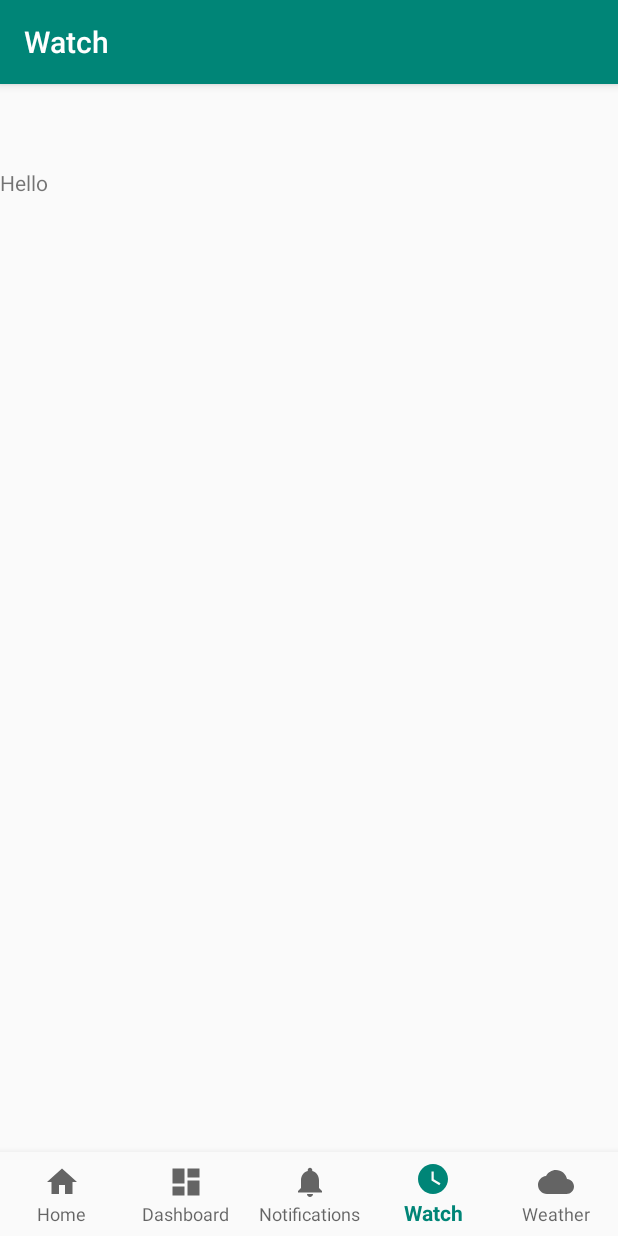
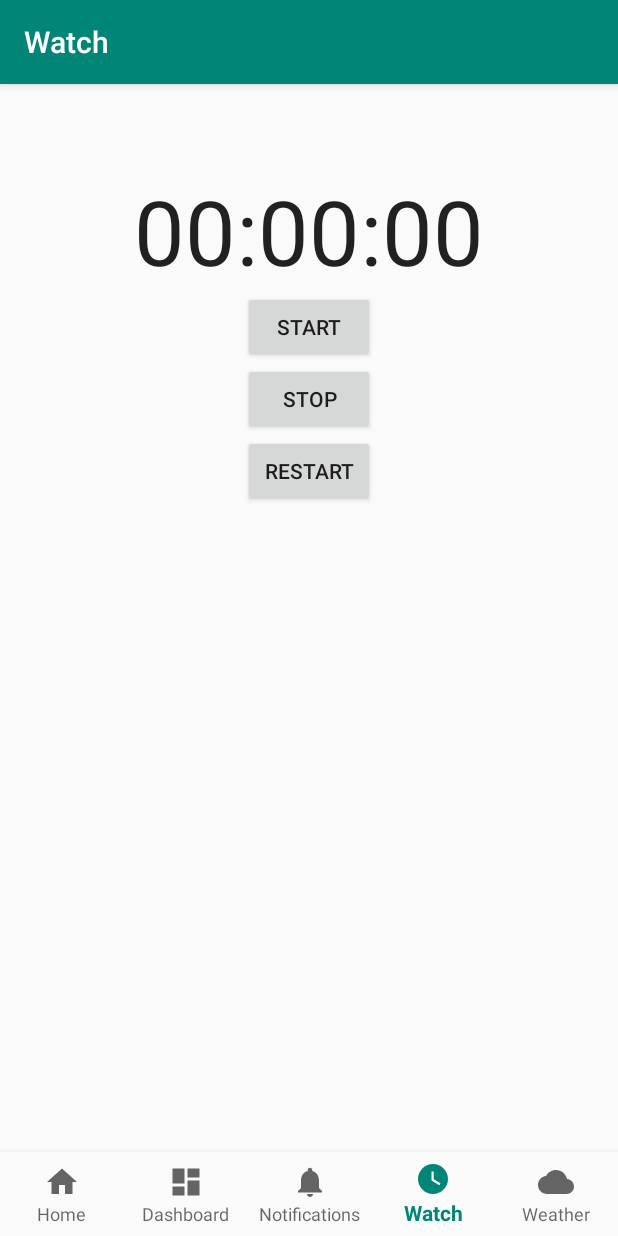
Before and after one commit to Gradendripar/FinalProject, an Android app: the WatchFragment screen opened through its navigation route, on a phone screen of 412 x 824 dp. Run offline under Robolectric (Android 15) with nearby library versions, the phone set to English and light mode, and no system bars; our stand-ins replace navigation-ui.

Commit message:
第一个App整合

```diff
--- a/app/src/main/java/com/example/finalproject/ui/watch/WatchFragment.kt
+++ b/app/src/main/java/com/example/finalproject/ui/watch/WatchFragment.kt
@@ -6,8 +6,10 @@ import androidx.fragment.app.Fragment
 import android.view.LayoutInflater
 import android.view.View
 import android.view.ViewGroup
+import androidx.lifecycle.Observer
 
 import com.example.finalproject.R
+import kotlinx.android.synthetic.main.fragment_watch.*
 
 class WatchFragment : Fragment() {
 
@@ -27,7 +29,24 @@ class WatchFragment : Fragment() {
     override fun onActivityCreated(savedInstanceState: Bundle?) {
         super.onActivityCreated(savedInstanceState)
         viewModel = ViewModelProviders.of(this).get(WatchViewModel::class.java)
-        // TODO: Use the ViewModel
+        viewModel.seconds.observe(this, Observer {
+            val hours = it / 3600
+            val minutes = (it % 3600) / 60
+            val secs = it % 60
+            textView_time.text = String.format("%02d:%02d:%02d", hours, minutes, secs)
+        })
+
+        button_start.setOnClickListener {
+            viewModel.start()
+        }
+
+        button_start.setOnClickListener {
+            viewModel.stop()
+        }
+
+        button_start.setOnClickListener {
+            viewModel.restart()
+        }
     }
 
 }
--- a/app/src/main/java/com/example/finalproject/ui/watch/WatchViewModel.kt
+++ b/app/src/main/java/com/example/finalproject/ui/watch/WatchViewModel.kt
@@ -1,7 +1,41 @@
 package com.example.finalproject.ui.watch
 
+import android.os.Handler
+import androidx.lifecycle.LiveData
+import androidx.lifecycle.MutableLiveData
 import androidx.lifecycle.ViewModel
 
 class WatchViewModel : ViewModel() {
-    // TODO: Implement the ViewModel
+    private var _seconds: MutableLiveData<Int> = MutableLiveData()
+    private var running = false
+    val seconds: LiveData<Int> = _seconds
+
+    init {
+        runTimer()
+    }
+    fun start(){
+        running=true
+    }
+
+    fun stop(){
+        running=true
+    }
+
+    fun restart(){
+        running=true
+        _seconds.value=0
+    }
+    fun runTimer() {
+        val handler= Handler()
+        val runnable=object :Runnable{
+            override fun run(){
+                if (running){
+                    val sec =_seconds.value?:0
+                    _seconds.value=sec+1
+                }
+                handler.postDelayed(this,1000)
+            }
+        }
+        handler.post(runnable)
+    }
 }
--- a/app/src/main/res/layout/fragment_watch.xml
+++ b/app/src/main/res/layout/fragment_watch.xml
@@ -1,13 +1,56 @@
 <?xml version="1.0" encoding="utf-8"?>
-<FrameLayout xmlns:android="http://schemas.android.com/apk/res/android"
+<androidx.constraintlayout.widget.ConstraintLayout xmlns:android="http://schemas.android.com/apk/res/android"
+    xmlns:app="http://schemas.android.com/apk/res-auto"
     xmlns:tools="http://schemas.android.com/tools"
     android:layout_width="match_parent"
     android:layout_height="match_parent"
     tools:context=".ui.watch.WatchFragment">
 
-    <TextView
-        android:layout_width="match_parent"
-        android:layout_height="match_parent"
-        android:text="Hello" />
 
-</FrameLayout>
+    <LinearLayout
+        android:id="@+id/linearLayout"
+        android:layout_width="0dp"
+        android:layout_height="0dp"
+        android:layout_marginStart="1dp"
+        android:layout_marginTop="1dp"
+        android:layout_marginEnd="1dp"
+        android:layout_marginBottom="1dp"
+        android:orientation="vertical"
+        app:layout_constraintBottom_toBottomOf="parent"
+        app:layout_constraintEnd_toEndOf="parent"
+        app:layout_constraintStart_toStartOf="parent"
+        app:layout_constraintTop_toTopOf="parent">
+
+        <TextView
+            android:id="@+id/textView_time"
+            android:layout_width="match_parent"
+            android:layout_height="wrap_content"
+            android:text="@string/time"
+            android:gravity="center"
+            android:textSize="60sp"
+            android:textAppearance="@style/TextAppearance.AppCompat.Large">
+        </TextView>
+
+        <Button
+            android:id="@+id/button_start"
+            android:layout_width="wrap_content"
+            android:layout_height="wrap_content"
+            android:layout_gravity="center"
+            android:text="@string/start"/>
+
+        <Button
+            android:id="@+id/button_stop"
+            android:layout_width="wrap_content"
+            android:layout_height="wrap_content"
+            android:layout_gravity="center"
+            android:text="@string/stop"/>
+
+        <Button
+            android:id="@+id/button_restart"
+            android:layout_width="wrap_content"
+            android:layout_height="wrap_content"
+            android:layout_gravity="center"
+            android:text="@string/restart"/>
+
+    </LinearLayout>
+</androidx.constraintlayout.widget.ConstraintLayout>
--- a/app/src/main/res/navigation/mobile_navigation.xml
+++ b/app/src/main/res/navigation/mobile_navigation.xml
@@ -31,7 +31,7 @@
 
     <fragment
         android:id="@+id/navigation_weather"
-        android:name="com.example.finalproject.ui.watch.WatchFragment"
+        android:name="com.example.finalproject.ui.weather.WeatherFragment"
         android:label="@string/title_weather"
         tools:layout="@layout/fragment_weather" />
 </navigation>
--- a/app/src/main/res/values/strings.xml
+++ b/app/src/main/res/values/strings.xml
@@ -5,5 +5,8 @@
     <string name="title_notifications">Notifications</string>
     <string name="title_watch">Watch</string>
     <string name="title_weather">Weather</string>
-
+    <string name="time">00:00:00</string>
+    <string name="start">start</string>
+    <string name="stop">stop</string>
+    <string name="restart">restart</string>
 </resources>
```
